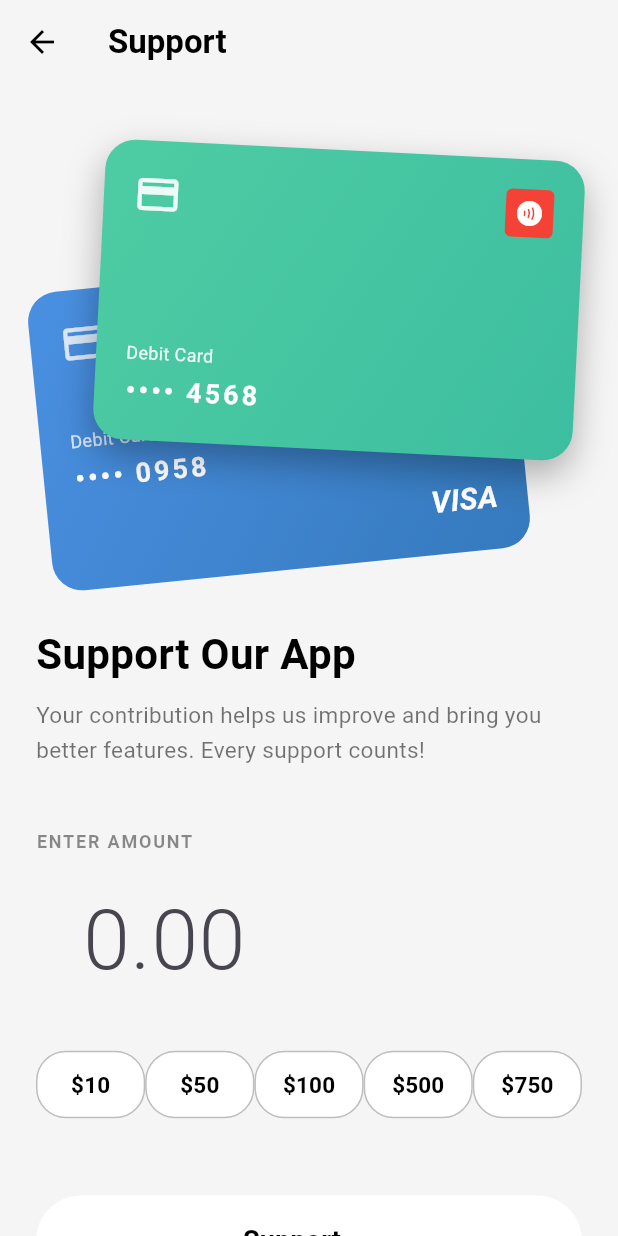
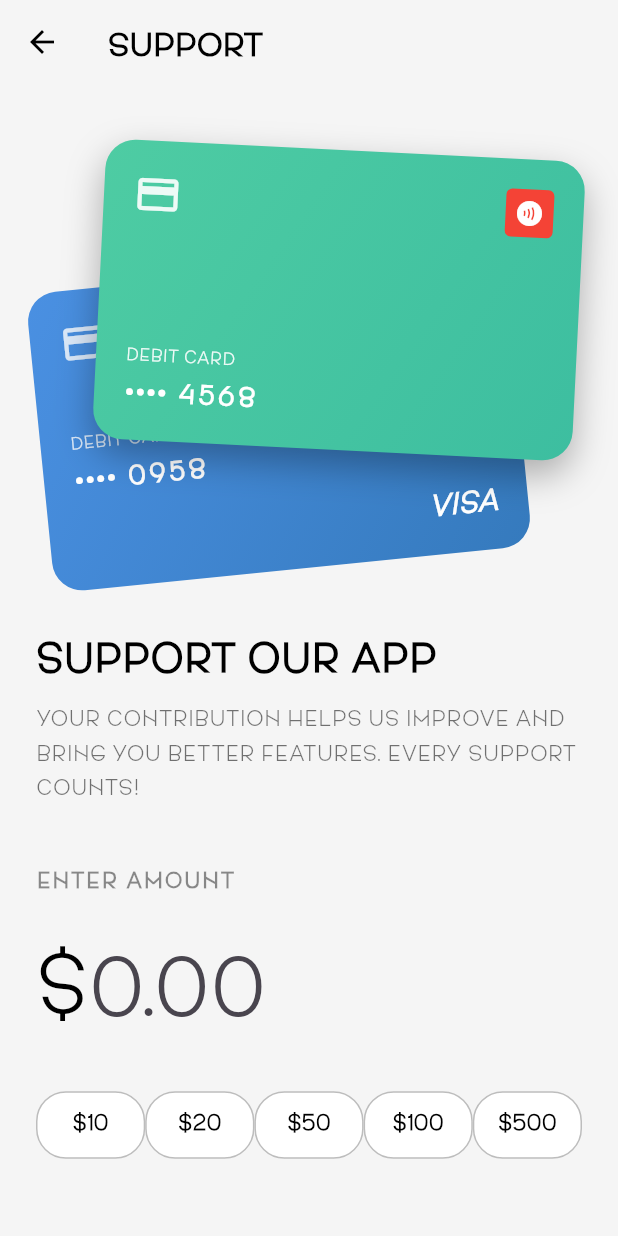
Before and after one commit to DawitBerhanuTemam/ChatApp, a Flutter app: the PaymentScreen screen opened by its route, on a phone screen of 412 x 824 dp. Run offline on Flutter 3.47's test engine with Material 3 defaults, Android fonts, the light colour scheme and no system bars; our stand-ins replace flutter_dotenv, get; missing offline and left inert: flutter_stripe.

Commit message:
Add custom fonts and enhance text formatting in chat and payment screens

```diff
--- a/lib/screens/payment_screen.dart
+++ b/lib/screens/payment_screen.dart
@@ -155,7 +155,7 @@ class _PaymentScreenState extends State<PaymentScreen> {
               child: Text(
                 'ENTER AMOUNT',
                 style: TextStyle(
-                  fontSize: 12,
+                  fontSize: 15,
                   fontWeight: FontWeight.w600,
                   color: Colors.black45,
                   letterSpacing: 1.2,
@@ -165,7 +165,19 @@ class _PaymentScreenState extends State<PaymentScreen> {
             const SizedBox(height: 16),
 
             // Amount Input
-            TextField(
+            Row(
+              crossAxisAlignment: CrossAxisAlignment.start,
+              children: [
+                const Text(
+                  '\$',
+                  style: TextStyle(
+                    fontSize: 56,
+                    color: Colors.black,
+                    fontWeight: FontWeight.w300,
+                  ),
+                ),
+                Expanded(
+                  child: TextField(
                     controller: _amountController,
                     keyboardType:
                         const TextInputType.numberWithOptions(decimal: true),
@@ -174,12 +186,6 @@ class _PaymentScreenState extends State<PaymentScreen> {
                     ],
                     decoration: const InputDecoration(
                       hintText: '0.00',
-                prefixText: '\$',
-                prefixStyle: TextStyle(
-                  fontSize: 56,
-                  color: Colors.black,
-                  fontWeight: FontWeight.w300,
-                ),
                       border: InputBorder.none,
                       enabledBorder: InputBorder.none,
                       focusedBorder: InputBorder.none,
@@ -191,6 +197,9 @@ class _PaymentScreenState extends State<PaymentScreen> {
                       fontWeight: FontWeight.w300,
                     ),
                   ),
+                ),
+              ],
+            ),
             const SizedBox(height: 30),
 
             // Quick Amount Buttons
@@ -198,10 +207,10 @@ class _PaymentScreenState extends State<PaymentScreen> {
               mainAxisAlignment: MainAxisAlignment.spaceEvenly,
               children: [
                 _buildQuickAmountButton(10),
+                _buildQuickAmountButton(20),
                 _buildQuickAmountButton(50),
                 _buildQuickAmountButton(100),
                 _buildQuickAmountButton(500),
-                _buildQuickAmountButton(750),
               ],
             ),
             const SizedBox(height: 50),
@@ -212,8 +221,8 @@ class _PaymentScreenState extends State<PaymentScreen> {
               child: ElevatedButton(
                 onPressed: _isProcessing ? null : _handlePayment,
                 style: ElevatedButton.styleFrom(
-                  backgroundColor: Colors.white,
-                  foregroundColor: Colors.black,
+                  backgroundColor: Colors.black,
+                  foregroundColor: Colors.white,
                   shape: RoundedRectangleBorder(
                     borderRadius: BorderRadius.circular(30),
                   ),
@@ -224,7 +233,7 @@ class _PaymentScreenState extends State<PaymentScreen> {
                         height: 24,
                         width: 24,
                         child: CircularProgressIndicator(
-                          color: Colors.black,
+                          color: Colors.white,
                           strokeWidth: 2,
                         ),
                       )
@@ -233,6 +242,7 @@ class _PaymentScreenState extends State<PaymentScreen> {
                         style: TextStyle(
                           fontSize: 18,
                           fontWeight: FontWeight.w600,
+                          color: Colors.white,
                         ),
                       ),
               ),
@@ -251,6 +261,7 @@ class _PaymentScreenState extends State<PaymentScreen> {
             ? null
             : () {
                 _amountController.text = amount.toString();
+                // Focus the text field to show the value
               },
         style: OutlinedButton.styleFrom(
           padding: const EdgeInsets.symmetric(vertical: 12),
@@ -263,6 +274,7 @@ class _PaymentScreenState extends State<PaymentScreen> {
         child: Text(
           '\$$amount',
           style: const TextStyle(
+            fontFamily: 'Anderson',
             fontSize: 15,
             fontWeight: FontWeight.w600,
             color: Colors.black,
```
Also changed, not shown: lib/main.dart (+18 -0 lines), lib/screens/chat_screen.dart (+63 -5 lines), pubspec.yaml (+8 -12 lines), assets/Fonts/AndersonGrotesk Light.otf (added), assets/Fonts/Sablon-Regular.otf (added). Lines whose indentation alone changed are shown as unchanged.
